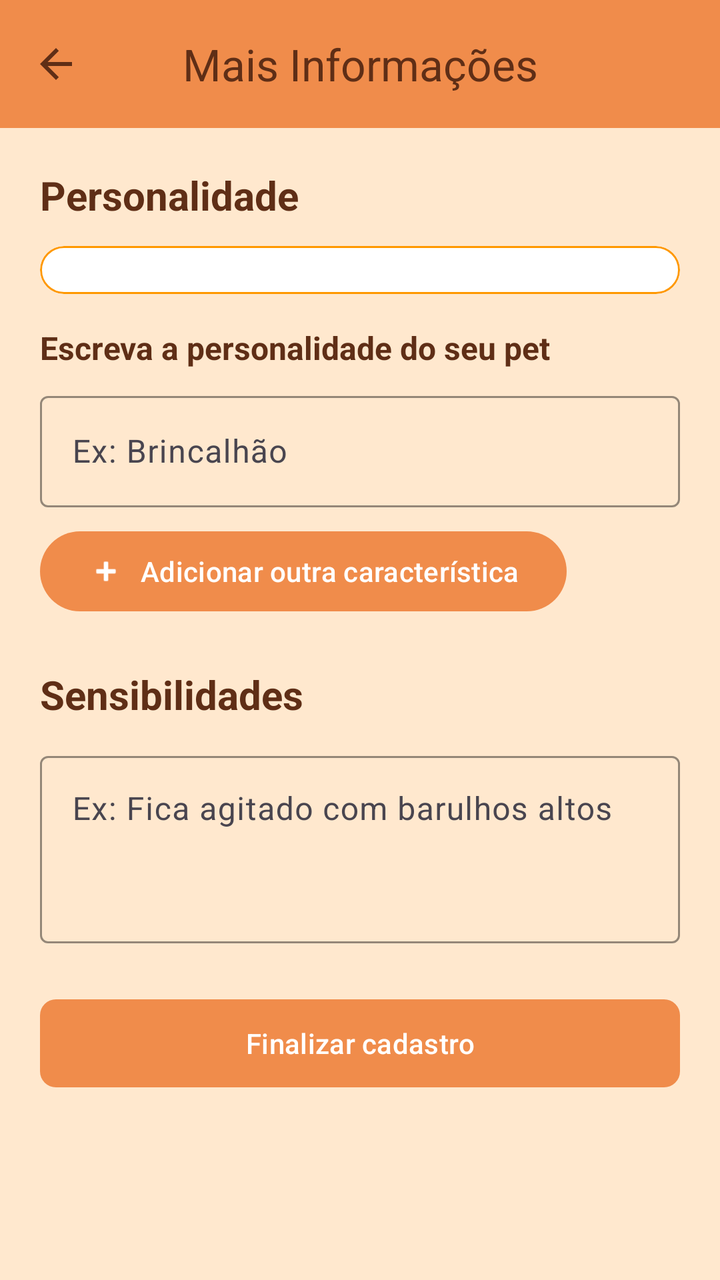
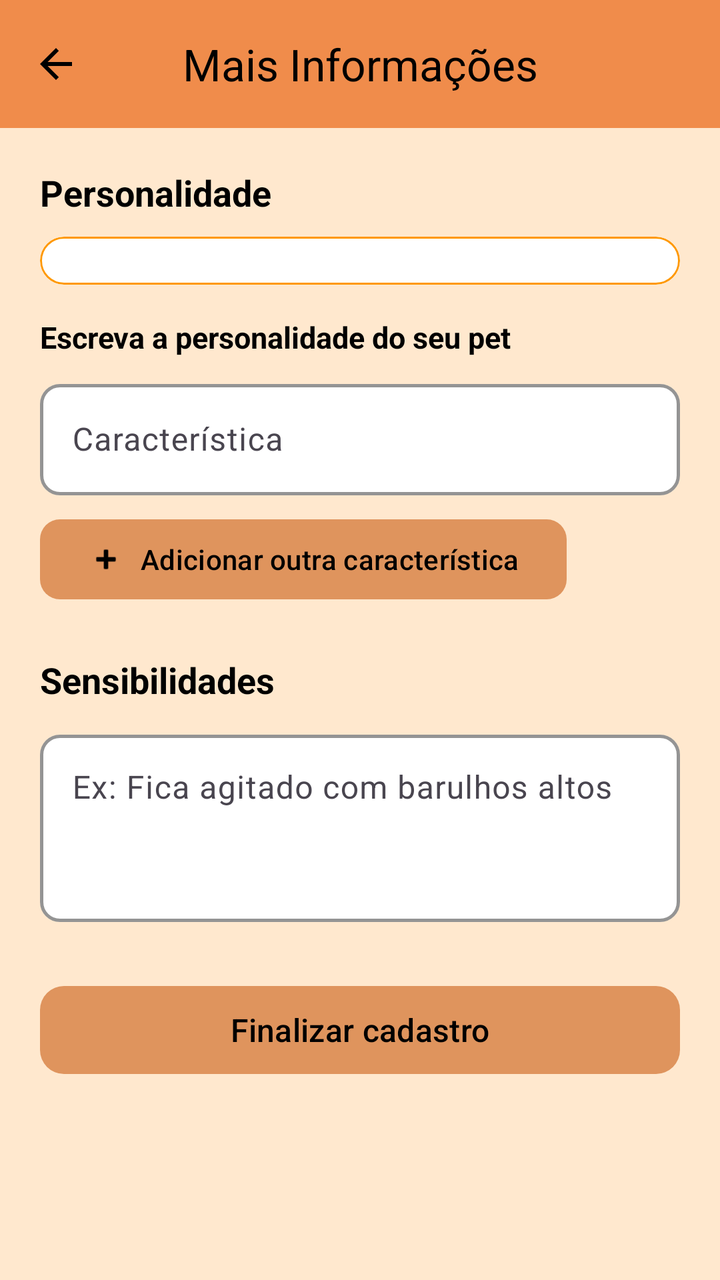

Before-and-after screenshots of an Android layout around one commit, followed by the original layout XML and the change that was made.
<!-- AndroidManifest.xml: application theme Theme.ProtPetverso1 -->
<!-- res/layout/mais_info_pet_layout.xml -->
<?xml version="1.0" encoding="utf-8"?>
<LinearLayout xmlns:android="http://schemas.android.com/apk/res/android"
    xmlns:app="http://schemas.android.com/apk/res-auto"
    android:layout_width="match_parent"
    android:layout_height="match_parent"
    android:orientation="vertical"
    android:background="#ffe8ce">

    <com.google.android.material.appbar.MaterialToolbar
        android:id="@+id/toolbarMaisInfo"
        android:layout_width="match_parent"
        android:layout_height="wrap_content"
        android:background="#f08c4b"
        app:navigationIcon="@drawable/baseline_arrow_back"
        app:navigationIconTint="@color/text_orange"
        app:title="Mais Informações"
        app:titleTextColor="@color/text_orange"
        app:titleCentered="true" />

    <ScrollView
        android:layout_width="match_parent"
        android:layout_height="0dp"
        android:layout_weight="1"
        android:fillViewport="true">

        <LinearLayout
            android:layout_width="match_parent"
            android:layout_height="wrap_content"
            android:orientation="vertical"
            android:padding="20dp">

            
            <TextView
                android:layout_width="wrap_content"
                android:layout_height="wrap_content"
                android:text="Personalidade"
                android:textColor="#5f2e16"
                android:textSize="20sp"
                android:textStyle="bold"
                android:layout_marginBottom="12dp" />

            
            <com.google.android.material.card.MaterialCardView
                android:layout_width="match_parent"
                android:layout_height="wrap_content"
                app:cardBackgroundColor="@android:color/white"
                app:cardCornerRadius="12dp"
                app:strokeColor="#FF9800"
                app:strokeWidth="1dp"
                app:cardElevation="0dp"
                android:layout_marginBottom="16dp">

                <com.google.android.material.chip.ChipGroup
                    android:id="@+id/chipGroupPersonalidades"
                    android:layout_width="match_parent"
                    android:layout_height="wrap_content"
                    android:padding="12dp"
                    app:chipSpacing="8dp"
                    app:singleSelection="false" />
            </com.google.android.material.card.MaterialCardView>

            <TextView
                android:layout_width="wrap_content"
                android:layout_height="wrap_content"
                android:text="Escreva a personalidade do seu pet"
                android:textColor="#5f2e16"
                android:textSize="16sp"
                android:textStyle="bold"
                android:layout_marginBottom="8dp" />

            
            <com.google.android.material.textfield.TextInputLayout
                android:id="@+id/ipNovaPersonalidade"
                android:layout_width="match_parent"
                android:layout_height="wrap_content"
                android:hint="Ex: Brincalhão"
                app:boxBackgroundMode="outline"
                app:boxStrokeColor="#FF9800"
                android:layout_marginBottom="8dp">

                <com.google.android.material.textfield.TextInputEditText
                    android:id="@+id/edtNovaPersonalidade"
                    android:layout_width="match_parent"
                    android:layout_height="wrap_content"
                    android:inputType="textCapSentences"
                    android:maxLines="1" />
            </com.google.android.material.textfield.TextInputLayout>

            <com.google.android.material.button.MaterialButton
                android:id="@+id/btnAdicionarCaracteristica"
                android:layout_width="wrap_content"
                android:layout_height="wrap_content"
                android:text="Adicionar outra característica"
                android:textAllCaps="false"
                app:icon="@android:drawable/ic_input_add"
                app:backgroundTint="#f08c4b"
                android:layout_marginBottom="24dp" />

            
            <TextView
                android:layout_width="wrap_content"
                android:layout_height="wrap_content"
                android:text="Sensibilidades"
                android:textColor="#5f2e16"
                android:textSize="20sp"
                android:textStyle="bold"
                android:layout_marginBottom="12dp" />

            <com.google.android.material.textfield.TextInputLayout
                android:id="@+id/ipSensibilidades"
                android:layout_width="match_parent"
                android:layout_height="wrap_content"
                android:hint="Ex: Fica agitado com barulhos altos"
                app:boxBackgroundMode="outline"
                app:boxStrokeColor="#FF9800"
                android:layout_marginBottom="24dp">

                <com.google.android.material.textfield.TextInputEditText
                    android:id="@+id/edtSensibilidades"
                    android:layout_width="match_parent"
                    android:layout_height="wrap_content"
                    android:inputType="textMultiLine"
                    android:minLines="3"
                    android:gravity="top" />
            </com.google.android.material.textfield.TextInputLayout>

            <com.google.android.material.button.MaterialButton
                android:id="@+id/btnFinalizarCadastro"
                android:layout_width="match_parent"
                android:layout_height="52dp"
                android:text="Finalizar cadastro"
                android:textAllCaps="false"
                android:textColor="@android:color/white"
                app:backgroundTint="#f08c4b"
                app:cornerRadius="8dp" />

        </LinearLayout>
    </ScrollView>
</LinearLayout>
<!-- resources referenced by this layout -->
<resources>
  <color name="text_orange">#5f2e16</color>
  <!-- drawable baseline_arrow_back (drawable) -->
  <vector xmlns:android="http://schemas.android.com/apk/res/android" android:autoMirrored="true" android:height="24dp" android:tint="#000000" android:viewportHeight="24" android:viewportWidth="24" android:width="24dp">
        
      <path android:fillColor="@android:color/white" android:pathData="M20,11H7.83l5.59,-5.59L12,4l-8,8 8,8 1.41,-1.41L7.83,13H20v-2z"/>
      
  </vector>
  <style name="Theme.ProtPetverso1" parent="Base.Theme.ProtPetverso1">
      </style>
  <style name="Base.Theme.ProtPetverso1" parent="Theme.Material3.DayNight.NoActionBar">
          
          
      </style>
</resources>

<!-- the commit's change to res/layout/mais_info_pet_layout.xml (unified diff, before → after) -->
@@ -4,24 +4,25 @@
     android:layout_width="match_parent"
     android:layout_height="match_parent"
     android:orientation="vertical"
-    android:background="#ffe8ce">
+    android:background="#FFE8CE">
 
     <com.google.android.material.appbar.MaterialToolbar
         android:id="@+id/toolbarMaisInfo"
         android:layout_width="match_parent"
-        android:layout_height="wrap_content"
-        android:background="#f08c4b"
+        android:layout_height="?attr/actionBarSize"
+        android:background="#F08C4B"
         app:navigationIcon="@drawable/baseline_arrow_back"
-        app:navigationIconTint="@color/text_orange"
+        app:navigationIconTint="#000000"
         app:title="Mais Informações"
-        app:titleTextColor="@color/text_orange"
-        app:titleCentered="true" />
+        app:titleCentered="true"
+        app:titleTextColor="#000000" />
 
     <ScrollView
         android:layout_width="match_parent"
         android:layout_height="0dp"
         android:layout_weight="1"
-        android:fillViewport="true">
+        android:fillViewport="true"
+        android:clipToPadding="false">
 
         <LinearLayout
             android:layout_width="match_parent"
@@ -29,21 +30,19 @@
             android:orientation="vertical"
             android:padding="20dp">
 
-            
             <TextView
                 android:layout_width="wrap_content"
                 android:layout_height="wrap_content"
                 android:text="Personalidade"
-                android:textColor="#5f2e16"
-                android:textSize="20sp"
+                android:textColor="#000000"
+                android:textSize="18sp"
                 android:textStyle="bold"
-                android:layout_marginBottom="12dp" />
+                android:layout_marginBottom="10dp" />
 
-            
             <com.google.android.material.card.MaterialCardView
                 android:layout_width="match_parent"
                 android:layout_height="wrap_content"
-                app:cardBackgroundColor="@android:color/white"
+                app:cardBackgroundColor="#FFFFFF"
                 app:cardCornerRadius="12dp"
                 app:strokeColor="#FF9800"
                 app:strokeWidth="1dp"
@@ -55,7 +54,8 @@
                     android:layout_width="match_parent"
                     android:layout_height="wrap_content"
                     android:padding="12dp"
-                    app:chipSpacing="8dp"
+                    app:chipSpacingHorizontal="8dp"
+                    app:chipSpacingVertical="8dp"
                     app:singleSelection="false" />
             </com.google.android.material.card.MaterialCardView>
 
@@ -63,27 +63,34 @@
                 android:layout_width="wrap_content"
                 android:layout_height="wrap_content"
                 android:text="Escreva a personalidade do seu pet"
-                android:textColor="#5f2e16"
-                android:textSize="16sp"
+                android:textColor="#000000"
+                android:textSize="15sp"
                 android:textStyle="bold"
                 android:layout_marginBottom="8dp" />
 
-            
             <com.google.android.material.textfield.TextInputLayout
                 android:id="@+id/ipNovaPersonalidade"
                 android:layout_width="match_parent"
                 android:layout_height="wrap_content"
-                android:hint="Ex: Brincalhão"
+                android:layout_marginBottom="8dp"
+                android:hint="Característica"
                 app:boxBackgroundMode="outline"
+                app:boxBackgroundColor="#FFFFFF"
                 app:boxStrokeColor="#FF9800"
-                android:layout_marginBottom="8dp">
+                app:boxStrokeWidth="1.5dp"
+                app:boxCornerRadiusTopStart="10dp"
+                app:boxCornerRadiusTopEnd="10dp"
+                app:boxCornerRadiusBottomStart="10dp"
+                app:boxCornerRadiusBottomEnd="10dp">
 
                 <com.google.android.material.textfield.TextInputEditText
                     android:id="@+id/edtNovaPersonalidade"
                     android:layout_width="match_parent"
                     android:layout_height="wrap_content"
                     android:inputType="textCapSentences"
-                    android:maxLines="1" />
+                    android:maxLines="1"
+                    android:textColor="#000000"
+                    android:textColorHint="#AAAAAA" />
             </com.google.android.material.textfield.TextInputLayout>
 
             <com.google.android.material.button.MaterialButton
@@ -92,36 +99,46 @@
                 android:layout_height="wrap_content"
                 android:text="Adicionar outra característica"
                 android:textAllCaps="false"
+                android:textColor="#000"
                 app:icon="@android:drawable/ic_input_add"
-                app:backgroundTint="#f08c4b"
+                app:iconTint="#000"
+                app:backgroundTint="#DF945D"
+                app:cornerRadius="10dp"
                 android:layout_marginBottom="24dp" />
 
-            
             <TextView
                 android:layout_width="wrap_content"
                 android:layout_height="wrap_content"
                 android:text="Sensibilidades"
-                android:textColor="#5f2e16"
-                android:textSize="20sp"
+                android:textColor="#000000"
+                android:textSize="18sp"
                 android:textStyle="bold"
-                android:layout_marginBottom="12dp" />
+                android:layout_marginBottom="10dp" />
 
             <com.google.android.material.textfield.TextInputLayout
                 android:id="@+id/ipSensibilidades"
                 android:layout_width="match_parent"
                 android:layout_height="wrap_content"
+                android:layout_marginBottom="28dp"
                 android:hint="Ex: Fica agitado com barulhos altos"
                 app:boxBackgroundMode="outline"
+                app:boxBackgroundColor="#FFFFFF"
                 app:boxStrokeColor="#FF9800"
-                android:layout_marginBottom="24dp">
+                app:boxStrokeWidth="1.5dp"
+                app:boxCornerRadiusTopStart="10dp"
+                app:boxCornerRadiusTopEnd="10dp"
+                app:boxCornerRadiusBottomStart="10dp"
+                app:boxCornerRadiusBottomEnd="10dp">
 
                 <com.google.android.material.textfield.TextInputEditText
                     android:id="@+id/edtSensibilidades"
                     android:layout_width="match_parent"
                     android:layout_height="wrap_content"
+                    android:gravity="top|start"
                     android:inputType="textMultiLine"
                     android:minLines="3"
-                    android:gravity="top" />
+                    android:textColor="#000000"
+                    android:textColorHint="#AAAAAA" />
             </com.google.android.material.textfield.TextInputLayout>
 
             <com.google.android.material.button.MaterialButton
@@ -130,9 +147,10 @@
                 android:layout_height="52dp"
                 android:text="Finalizar cadastro"
                 android:textAllCaps="false"
-                android:textColor="@android:color/white"
-                app:backgroundTint="#f08c4b"
-                app:cornerRadius="8dp" />
+                android:textColor="#000"
+                android:textSize="16sp"
+                app:backgroundTint="#DF945D"
+                app:cornerRadius="12dp" />
 
         </LinearLayout>
     </ScrollView>
<!-- resource entries referenced after the edit -->
@@ -1,6 +1,5 @@
 <!-- resources referenced by this layout -->
 <resources>
-  <color name="text_orange">#5f2e16</color>
   <!-- drawable baseline_arrow_back (drawable) -->
   <vector xmlns:android="http://schemas.android.com/apk/res/android" android:autoMirrored="true" android:height="24dp" android:tint="#000000" android:viewportHeight="24" android:viewportWidth="24" android:width="24dp">
         
